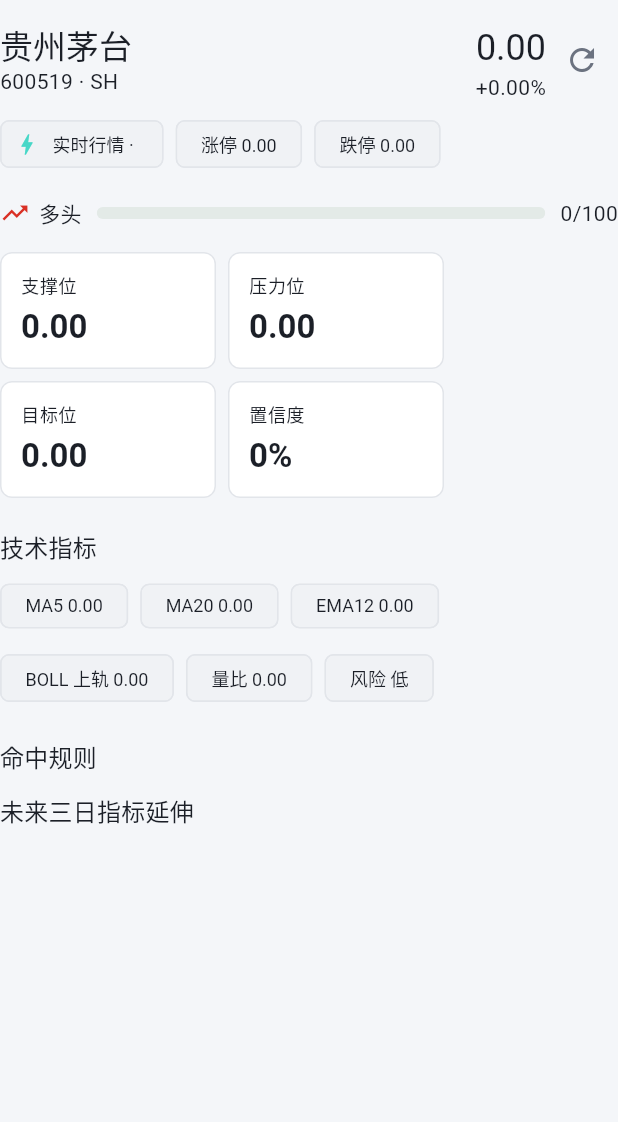
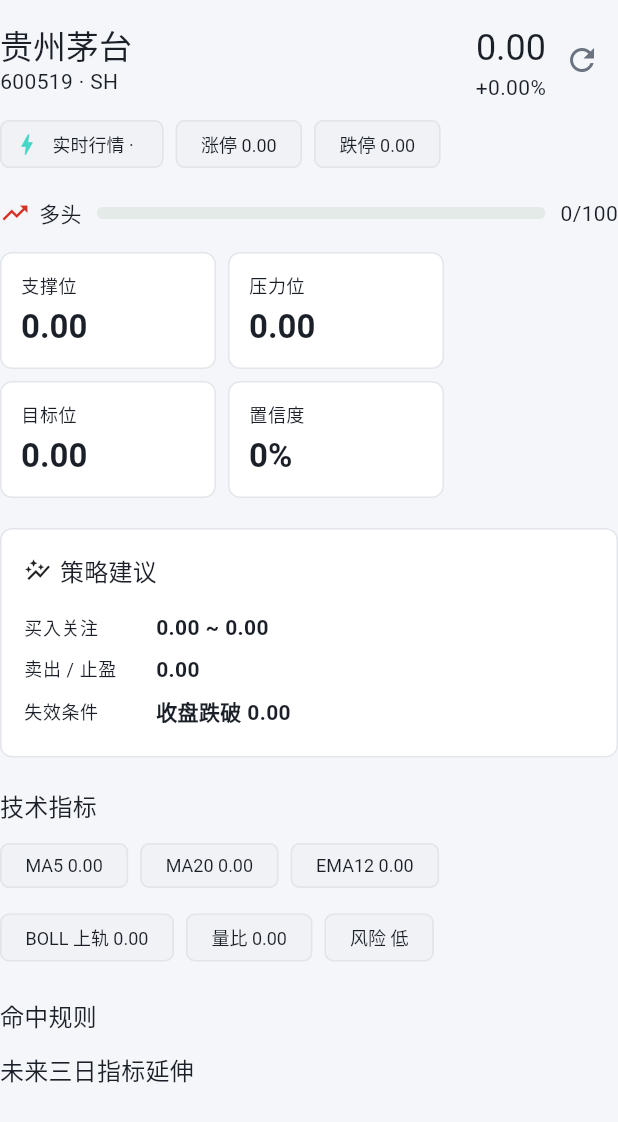
Before and after one commit to WooYu/Sock, a Flutter app: the _AnalysisContent widget shown alone on an empty page, opened directly with empty values, on a phone screen of 412 x 824 dp. Shown: the top 1122 px of the screen. Run offline on Flutter 3.47's test engine with Material 3 defaults, Android fonts, the phone set to English and light mode, and no system bars; our stand-ins replace file_picker, share_plus, shared_preferences; missing offline and left inert: candlesticks; accounts and stored records are empty.

Commit message:
feat: add strategy suggestion card (buy/target/invalidation)
Co-Authored-By: Claude Opus 4.8 (1M context) <noreply@anthropic.com>

```diff
--- a/lib/features/analysis/stock_analysis_screen.dart
+++ b/lib/features/analysis/stock_analysis_screen.dart
@@ -263,6 +263,41 @@ class _AnalysisContent extends StatelessWidget {
           ],
         ),
         const SizedBox(height: 20),
+        Card(
+          child: Padding(
+            padding: const EdgeInsets.all(16),
+            child: Column(
+              crossAxisAlignment: CrossAxisAlignment.start,
+              children: [
+                Row(
+                  children: [
+                    const Icon(Icons.auto_graph, size: 18),
+                    const SizedBox(width: 6),
+                    Text(
+                      '策略建议',
+                      style: Theme.of(context).textTheme.titleMedium,
+                    ),
+                  ],
+                ),
+                const SizedBox(height: 12),
+                _PlanRow(
+                  label: '买入关注',
+                  value:
+                      '${analysis.support.toStringAsFixed(2)} ~ ${((analysis.support + analysis.resistance) / 2).toStringAsFixed(2)}',
+                ),
+                _PlanRow(
+                  label: '卖出 / 止盈',
+                  value: analysis.target.toStringAsFixed(2),
+                ),
+                _PlanRow(
+                  label: '失效条件',
+                  value: '收盘跌破 ${analysis.support.toStringAsFixed(2)}',
+                ),
+              ],
+            ),
+          ),
+        ),
+        const SizedBox(height: 20),
         Text('技术指标', style: Theme.of(context).textTheme.titleMedium),
         const SizedBox(height: 8),
         Wrap(
@@ -399,6 +434,38 @@ class _ValueTile extends StatelessWidget {
   );
 }
 
+class _PlanRow extends StatelessWidget {
+  const _PlanRow({required this.label, required this.value});
+
+  final String label;
+  final String value;
+
+  @override
+  Widget build(BuildContext context) {
+    return Padding(
+      padding: const EdgeInsets.symmetric(vertical: 4),
+      child: Row(
+        children: [
+          SizedBox(
+            width: 88,
+            child: Text(label, style: Theme.of(context).textTheme.bodySmall),
+          ),
+          Expanded(
+            child: Text(
+              value,
+              style: withTabular(
+                Theme.of(context).textTheme.bodyMedium?.copyWith(
+                  fontWeight: FontWeight.w600,
+                ),
+              ),
+            ),
+          ),
+        ],
+      ),
+    );
+  }
+}
+
 class _Indicator extends StatelessWidget {
   const _Indicator({required this.label, required this.value});
 
```
